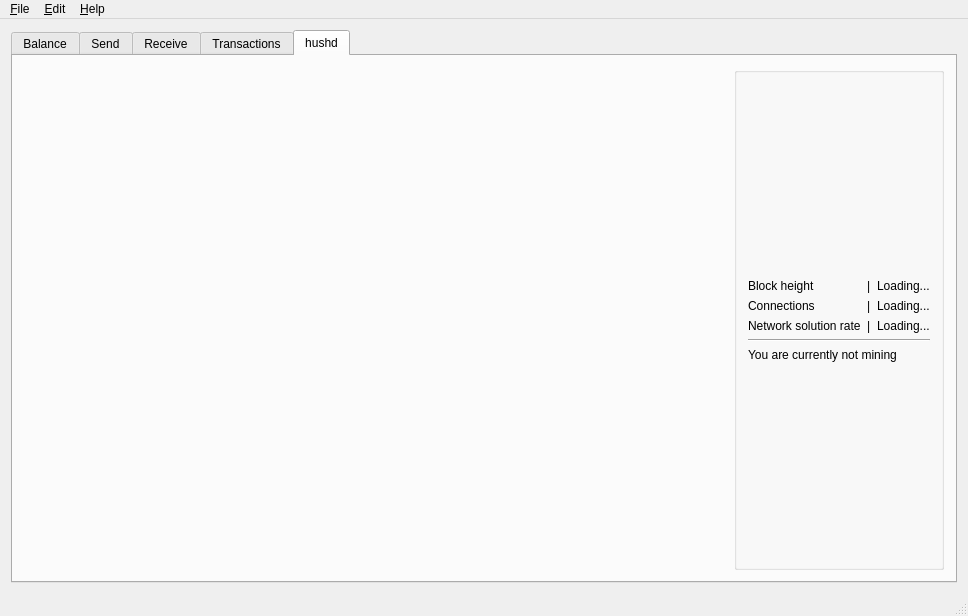
Before: the Qt Designer form src/mainwindow.ui in ZcashFoundation/zecwallet, drawn with Qt 5.
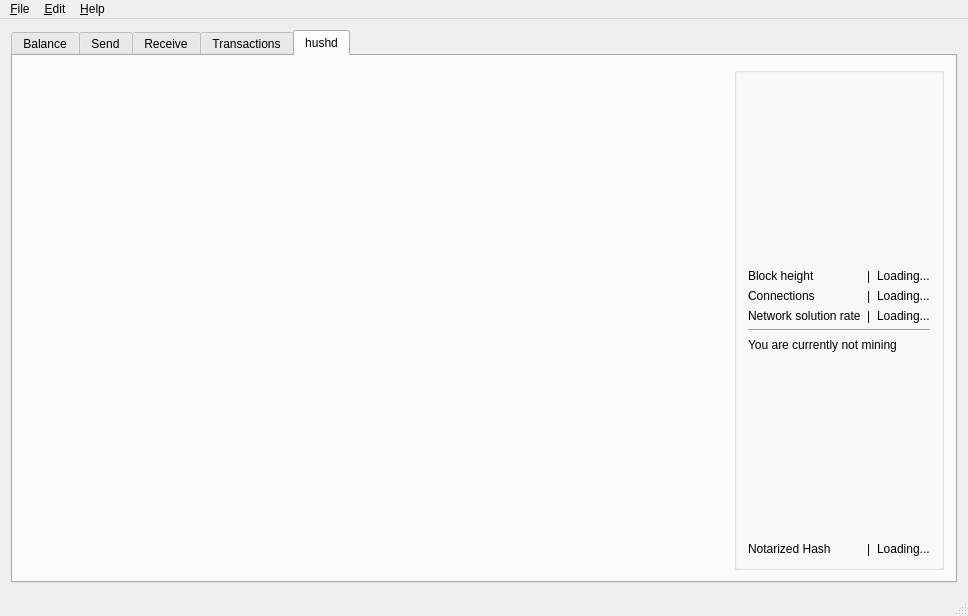
After: the same form once the commit is applied. The open tabs and pages were chosen to show the change. Icons and pictures are not drawn. Custom widgets are drawn as their Qt base class.

Commit message: Render things unconditionally on hushd tab

Diff of the .ui file:
```diff
--- a/src/mainwindow.ui
+++ b/src/mainwindow.ui
@@ -936,6 +936,27 @@
                </property>
               </widget>
              </item>
+             <item row="7" column="0">
+              <widget class="QLabel" name="notarizedhashlabel">
+               <property name="text">
+                <string>Notarized Hash</string>
+               </property>
+              </widget>
+             </item>
+             <item row="7" column="2">
+              <widget class="QLabel" name="notarizedhashvalue">
+               <property name="text">
+                <string>Loading...</string>
+               </property>
+              </widget>
+             </item>
+             <item row="7" column="1">
+              <widget class="QLabel" name="notarizedhashspacer">
+               <property name="text">
+                <string>|</string>
+               </property>
+              </widget>
+             </item>
              <item row="3" column="2">
               <widget class="QLabel" name="solrate">
                <property name="text">
```
The commit also changes 1 other file.
